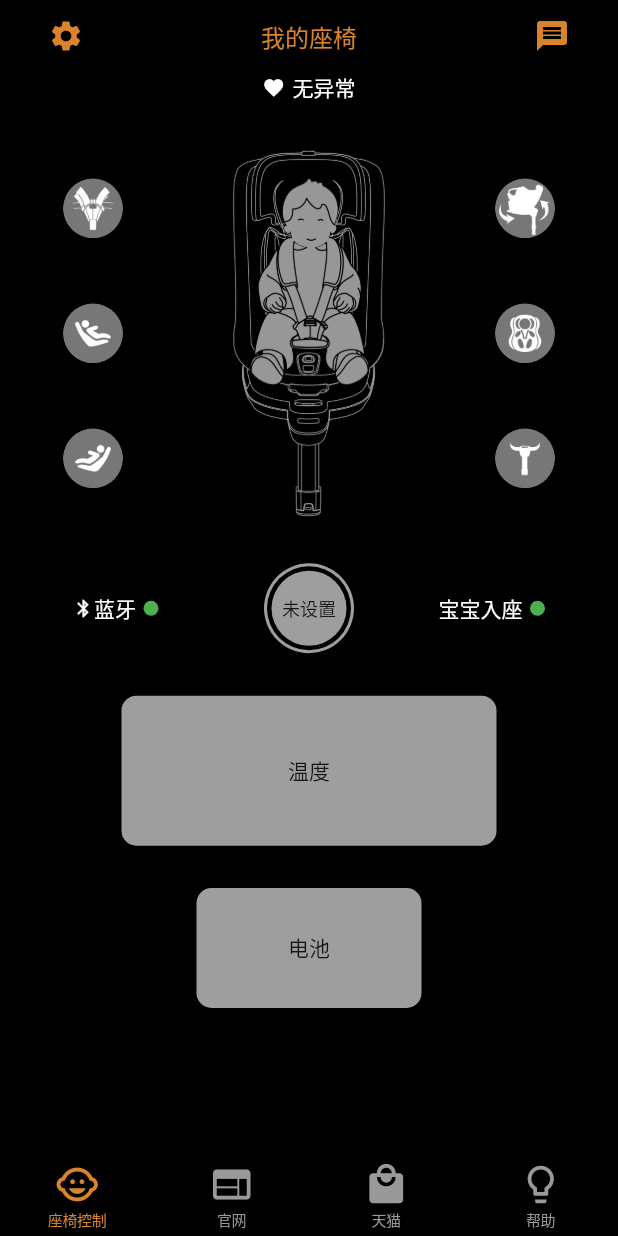
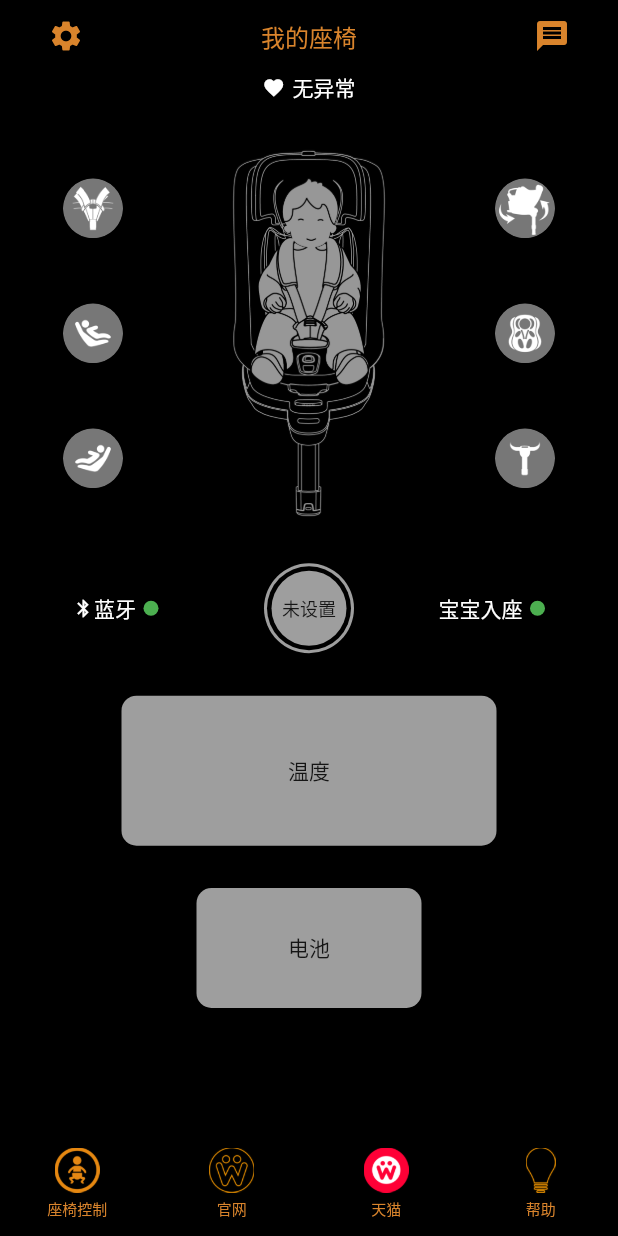
Before and after one commit to btbj/safechair_flutter, a Flutter app: the TabPage screen opened directly, on a phone screen of 412 x 824 dp. Run offline on Flutter 3.47's test engine with Material 2 defaults, Android fonts, the phone set to English and light mode, and no system bars; our stand-ins replace flutter_local_notifications, rxdart, shared_preferences; missing offline and left inert: beacons, fast_qr_reader_view; accounts and stored records are empty.

Commit message:
修改简易带图标的自定义TabBar

```diff
--- a/lib/views/root/components/tab_page.dart
+++ b/lib/views/root/components/tab_page.dart
@@ -1,5 +1,4 @@
 import 'package:flutter/material.dart';
-import 'package:flutter/cupertino.dart';
 import 'package:url_launcher/url_launcher.dart';
 
 import 'package:safe_chair/ui_elements/toast.dart';
@@ -7,6 +6,7 @@ import '../../chair_page/chair_page.dart';
 import '../../web_page/web_page.dart';
 import '../../tmall_page/tmall_page.dart';
 import '../../help_page/help_page.dart';
+import './welldon_tab_bar.dart';
 
 import 'package:scoped_model/scoped_model.dart';
 import 'package:safe_chair/scoped_model/main.dart';
@@ -68,21 +68,7 @@ class _TabPageState extends State<TabPage> {
         ],
         index: _tabIndex,
       ),
-      bottomNavigationBar: CupertinoTabBar(
-        backgroundColor: Colors.black,
-        activeColor: Theme.of(context).primaryColor,
-        items: <BottomNavigationBarItem>[
-          BottomNavigationBarItem(
-              icon: Icon(Icons.child_care), title: Text('座椅控制')),
-          BottomNavigationBarItem(icon: Icon(Icons.web), title: Text('官网')),
-          BottomNavigationBarItem(
-              icon: Icon(Icons.local_mall), title: Text('天猫')),
-          BottomNavigationBarItem(
-              icon: Icon(Icons.lightbulb_outline), title: Text('帮助')),
-        ],
-        currentIndex: _tabIndex,
-        onTap: _changeTabPage,
-      ),
+      bottomNavigationBar: WelldonTabBar(onTap: _changeTabPage),
     );
   }
 }
--- /dev/null
+++ b/lib/views/root/components/welldon_tab_bar.dart
@@ -0,0 +1,68 @@
+import 'package:flutter/material.dart';
+
+class WelldonTabBar extends StatelessWidget {
+  final Function onTap;
+  WelldonTabBar({this.onTap});
+
+  Widget _buildBtn({int index, ImageProvider image, Text label}) {
+    return Expanded(
+      child: GestureDetector(
+        onTap: () {
+          onTap(index);
+        },
+        child: Container(
+          alignment: Alignment.center,
+          height: 70,
+          // color: Colors.red,
+          child: Column(
+            mainAxisSize: MainAxisSize.min,
+            children: <Widget>[
+              Image(
+                image: image,
+                height: 30,
+                width: 30,
+              ),
+              SizedBox(height: 3),
+              label,
+            ],
+          ),
+        ),
+      ),
+    );
+  }
+
+  @override
+  Widget build(BuildContext context) {
+    TextStyle textStyle = TextStyle(
+      color: Theme.of(context).primaryColor,
+      fontSize: 10,
+    );
+
+    return SafeArea(
+      child: Row(
+        children: <Widget>[
+          _buildBtn(
+            index: 0,
+            image: AssetImage('assets/img/tab_bar/baby_care.png'),
+            label: Text('座椅控制', style: textStyle),
+          ),
+          _buildBtn(
+            index: 1,
+            image: AssetImage('assets/img/tab_bar/welldon.png'),
+            label: Text('官网', style: textStyle),
+          ),
+          _buildBtn(
+            index: 2,
+            image: AssetImage('assets/img/tab_bar/tmall.png'),
+            label: Text('天猫', style: textStyle),
+          ),
+          _buildBtn(
+            index: 3,
+            image: AssetImage('assets/img/tab_bar/help.png'),
+            label: Text('帮助', style: textStyle),
+          ),
+        ],
+      ),
+    );
+  }
+}
--- a/pubspec.yaml
+++ b/pubspec.yaml
@@ -52,6 +52,7 @@ flutter:
    - assets/img/logo/
    - assets/img/state_icon/
    - assets/img/chair_img/
+   - assets/img/tab_bar/
 
   # An image asset can refer to one or more resolution-specific "variants", see
   # https://flutter.io/assets-and-images/#resolution-aware.
```
Also changed, not shown: assets/img/tab_bar/baby_care.png (added), assets/img/tab_bar/help.png (added), assets/img/tab_bar/tmall.png (added), assets/img/tab_bar/welldon.png (added).
